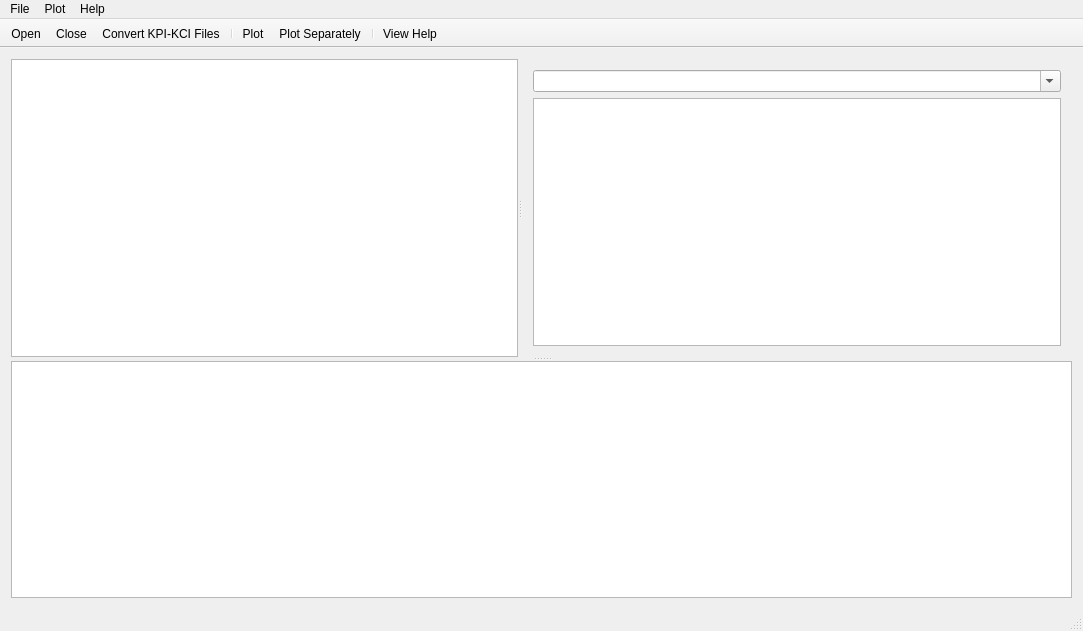
The window that VisualStatistics/MainWindow.ui (kery/MacVisTat) describes before a commit, drawn with Qt 5.
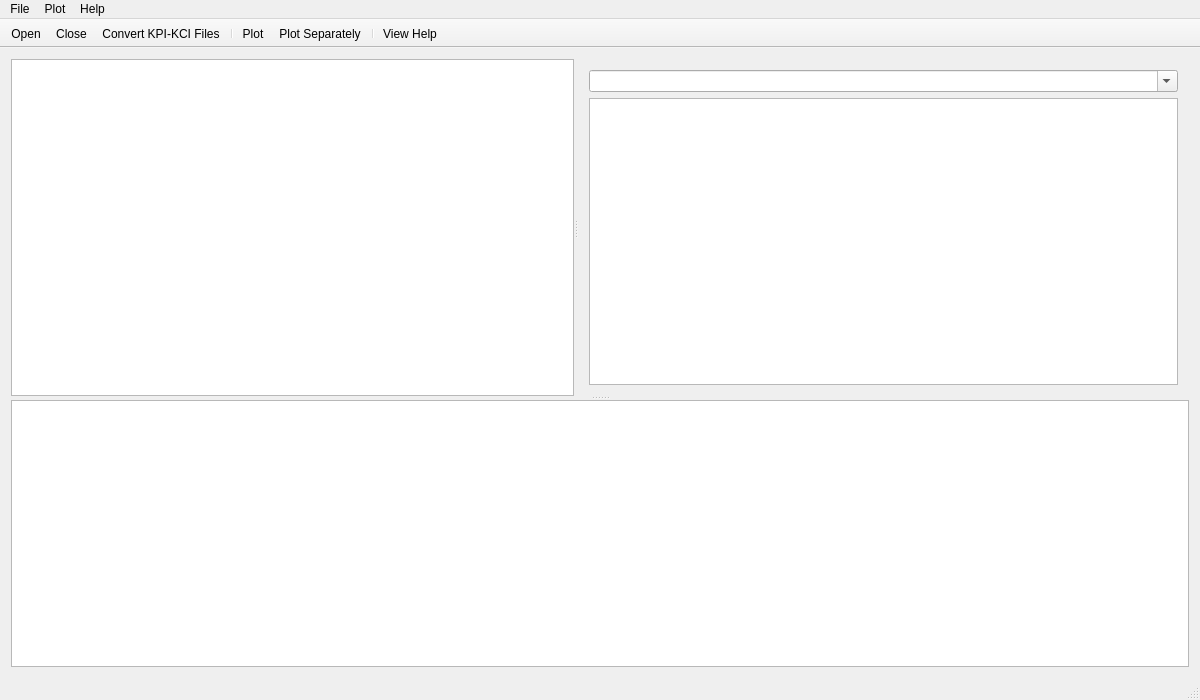
The same window after the commit. Icons and pictures are not drawn.

Commit message: Adjust main window size on high DPI screen.

```diff
--- a/VisualStatistics/MainWindow.ui
+++ b/VisualStatistics/MainWindow.ui
@@ -6,8 +6,8 @@
    <rect>
     <x>0</x>
     <y>0</y>
-    <width>1083</width>
-    <height>631</height>
+    <width>1200</width>
+    <height>700</height>
    </rect>
   </property>
   <property name="contextMenuPolicy">
@@ -113,7 +113,7 @@
     <rect>
      <x>0</x>
      <y>0</y>
-     <width>1083</width>
+     <width>1200</width>
      <height>21</height>
     </rect>
    </property>
```
The commit also changes 2 other files.
